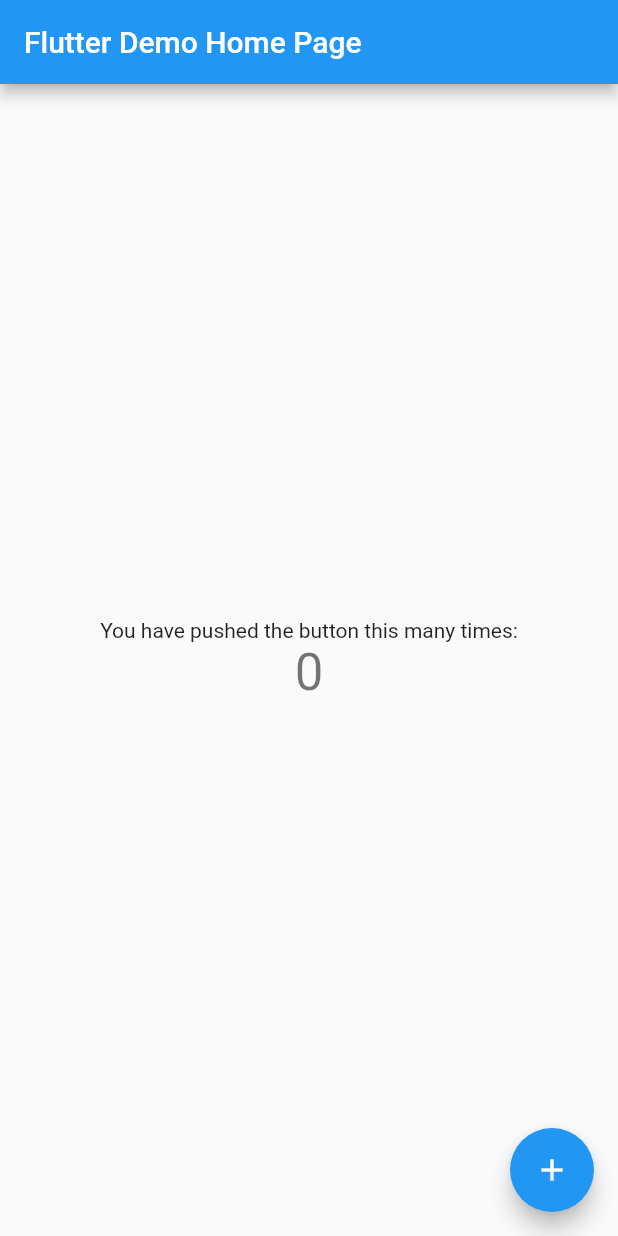
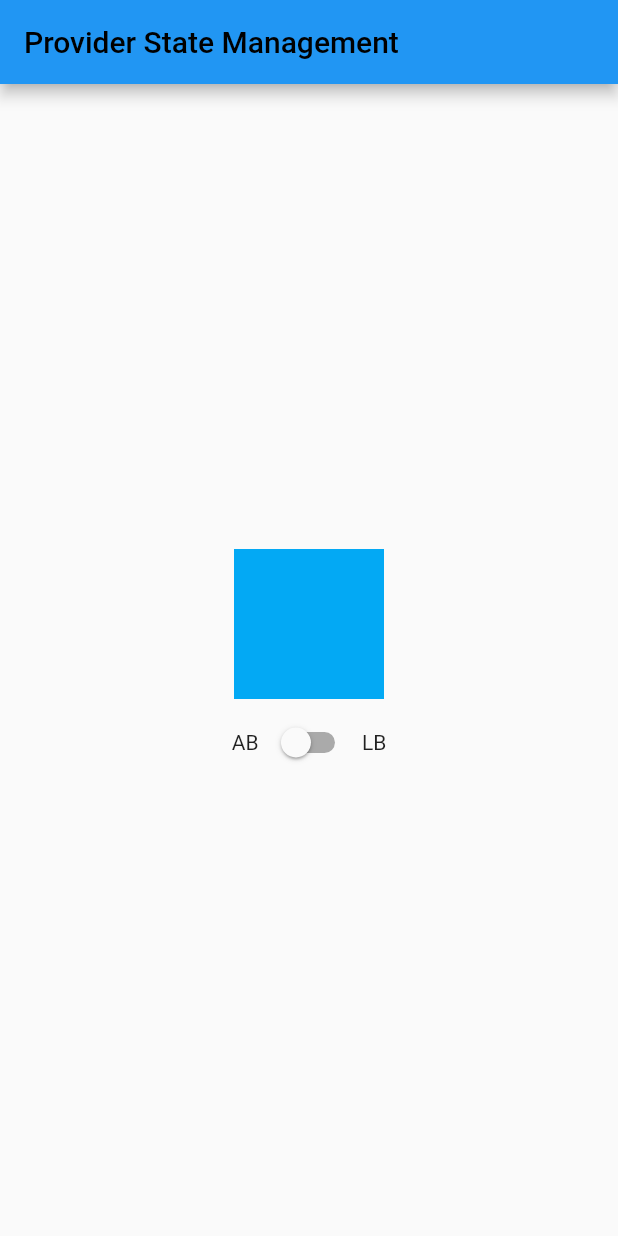
Before and after one commit to alfatta/learn_flutter_with_provider, a Flutter app: the screen it shows after launch, on a phone screen of 412 x 824 dp. Run offline on Flutter 3.47's test engine with Material 2 defaults, Android fonts, the phone set to English and light mode, and no system bars.

Commit message:
setup ui

```diff
--- a/lib/main.dart
+++ b/lib/main.dart
@@ -1,117 +1,49 @@
 import 'package:flutter/material.dart';
 
-void main() {
-  runApp(MyApp());
-}
+void main() => runApp(RootApp());
 
-class MyApp extends StatelessWidget {
-  // This widget is the root of your application.
+class RootApp extends StatelessWidget {
   @override
   Widget build(BuildContext context) {
     return MaterialApp(
-      title: 'Flutter Demo',
-      theme: ThemeData(
-        // This is the theme of your application.
-        //
-        // Try running your application with "flutter run". You'll see the
-        // application has a blue toolbar. Then, without quitting the app, try
-        // changing the primarySwatch below to Colors.green and then invoke
-        // "hot reload" (press "r" in the console where you ran "flutter run",
-        // or simply save your changes to "hot reload" in a Flutter IDE).
-        // Notice that the counter didn't reset back to zero; the application
-        // is not restarted.
-        primarySwatch: Colors.blue,
-        // This makes the visual density adapt to the platform that you run
-        // the app on. For desktop platforms, the controls will be smaller and
-        // closer together (more dense) than on mobile platforms.
-        visualDensity: VisualDensity.adaptivePlatformDensity,
+      debugShowCheckedModeBanner: false,
+      home: Scaffold(
+        appBar: AppBar(
+          centerTitle: false,
+          title: Text(
+            'Provider State Management',
+            style: TextStyle(color: Colors.black),
+          ),
+        ),
+        body: Center(
+          child: Column(
+            mainAxisAlignment: MainAxisAlignment.center,
+            children: [
+              AnimatedContainer(
+                duration: Duration(milliseconds: 500),
+                width: 100,
+                height: 100,
+                color: Colors.lightBlue,
+                margin: EdgeInsets.all(5),
+              ),
+              Row(
+                mainAxisAlignment: MainAxisAlignment.center,
+                children: [
+                  Container(
+                    margin: EdgeInsets.all(5),
+                    child: Text('AB'),
+                  ),
+                  Switch(value: false, onChanged: (newVal) {}),
+                  Container(
+                    margin: EdgeInsets.all(5),
+                    child: Text('LB'),
+                  ),
+                ],
+              )
+            ],
+          ),
+        ),
       ),
-      home: MyHomePage(title: 'Flutter Demo Home Page'),
     );
   }
 }
-
-class MyHomePage extends StatefulWidget {
-  MyHomePage({Key key, this.title}) : super(key: key);
-
-  // This widget is the home page of your application. It is stateful, meaning
-  // that it has a State object (defined below) that contains fields that affect
-  // how it looks.
-
-  // This class is the configuration for the state. It holds the values (in this
-  // case the title) provided by the parent (in this case the App widget) and
-  // used by the build method of the State. Fields in a Widget subclass are
-  // always marked "final".
-
-  final String title;
-
-  @override
-  _MyHomePageState createState() => _MyHomePageState();
-}
-
-class _MyHomePageState extends State<MyHomePage> {
-  int _counter = 0;
-
-  void _incrementCounter() {
-    setState(() {
-      // This call to setState tells the Flutter framework that something has
-      // changed in this State, which causes it to rerun the build method below
-      // so that the display can reflect the updated values. If we changed
-      // _counter without calling setState(), then the build method would not be
-      // called again, and so nothing would appear to happen.
-      _counter++;
-    });
-  }
-
-  @override
-  Widget build(BuildContext context) {
-    // This method is rerun every time setState is called, for instance as done
-    // by the _incrementCounter method above.
-    //
-    // The Flutter framework has been optimized to make rerunning build methods
-    // fast, so that you can just rebuild anything that needs updating rather
-    // than having to individually change instances of widgets.
-    return Scaffold(
-      appBar: AppBar(
-        // Here we take the value from the MyHomePage object that was created by
-        // the App.build method, and use it to set our appbar title.
-        title: Text(widget.title),
-      ),
-      body: Center(
-        // Center is a layout widget. It takes a single child and positions it
-        // in the middle of the parent.
-        child: Column(
-          // Column is also a layout widget. It takes a list of children and
-          // arranges them vertically. By default, it sizes itself to fit its
-          // children horizontally, and tries to be as tall as its parent.
-          //
-          // Invoke "debug painting" (press "p" in the console, choose the
-          // "Toggle Debug Paint" action from the Flutter Inspector in Android
-          // Studio, or the "Toggle Debug Paint" command in Visual Studio Code)
-          // to see the wireframe for each widget.
-          //
-          // Column has various properties to control how it sizes itself and
-          // how it positions its children. Here we use mainAxisAlignment to
-          // center the children vertically; the main axis here is the vertical
-          // axis because Columns are vertical (the cross axis would be
-          // horizontal).
-          mainAxisAlignment: MainAxisAlignment.center,
-          children: <Widget>[
-            Text(
-              'You have pushed the button this many times:',
-            ),
-            Text(
-              '$_counter',
-              style: Theme.of(context).textTheme.headline4,
-            ),
-          ],
-        ),
-      ),
-      floatingActionButton: FloatingActionButton(
-        onPressed: _incrementCounter,
-        tooltip: 'Increment',
-        child: Icon(Icons.add),
-      ), // This trailing comma makes auto-formatting nicer for build methods.
-    );
-  }
-}
```
Also changed, not shown: 1 other file.
